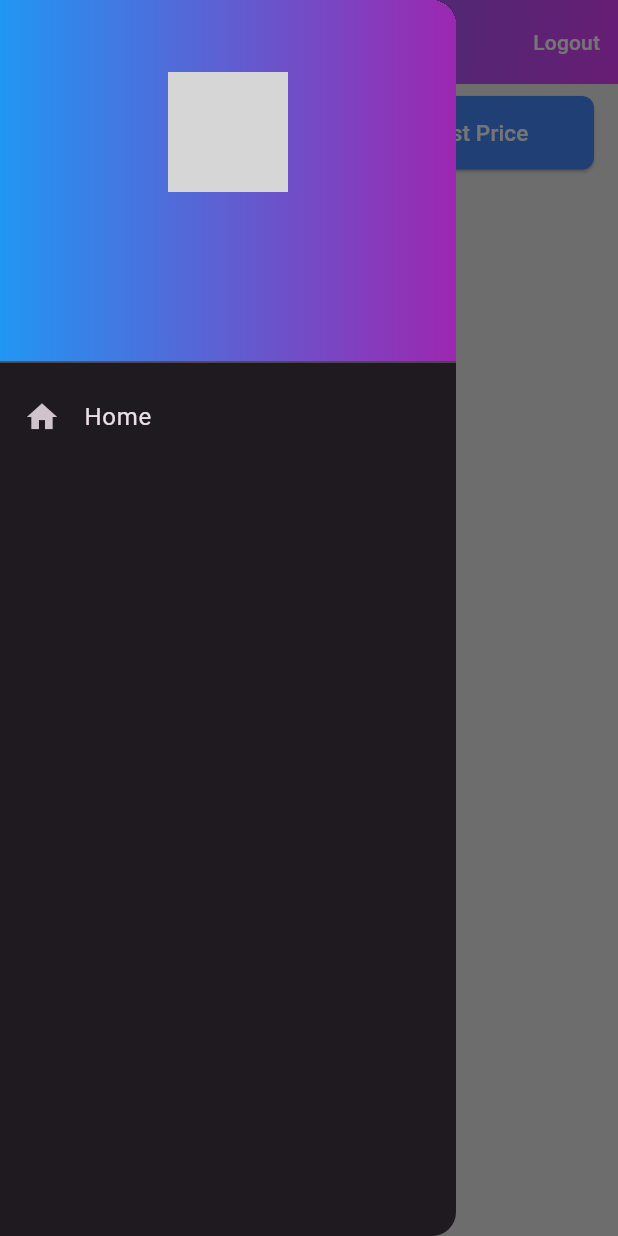
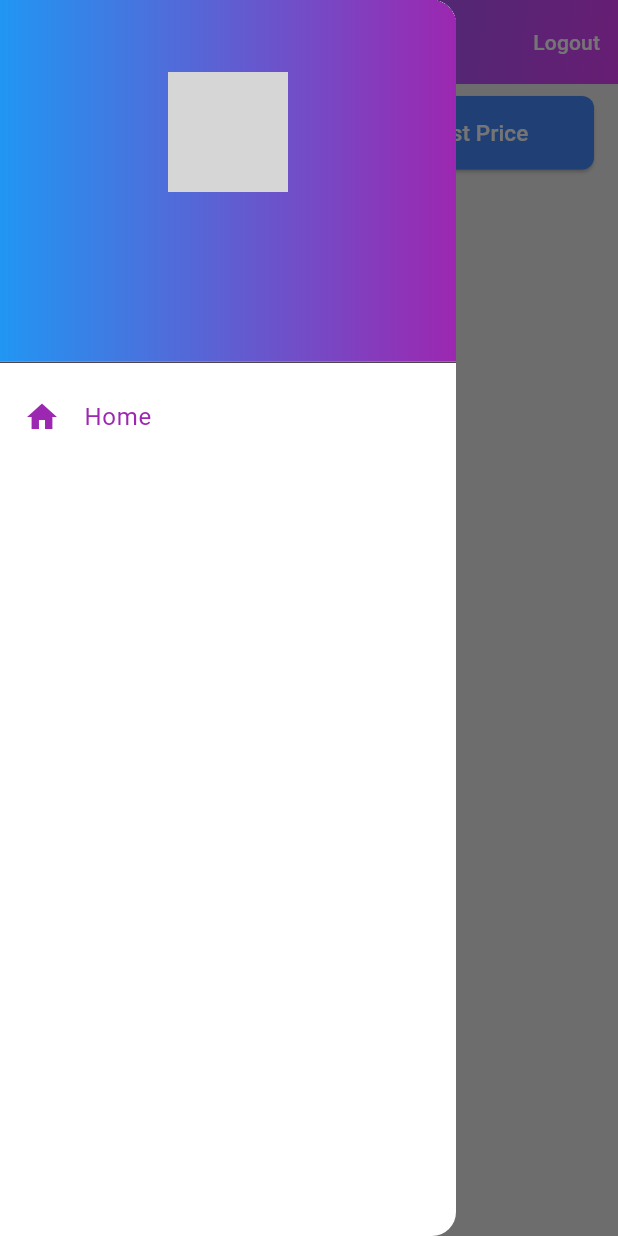
Before and after one commit to rhtmahour/go90Stores, a Flutter app: the MyStore screen opened directly with empty values, with the side drawer open, on a phone screen of 412 x 824 dp. Run offline on Flutter 3.47's test engine with Material 3 defaults, Android fonts, the phone set to English and light mode, and no system bars; our stand-ins replace cloud_firestore, csv, file_picker, firebase_auth, firebase_core, firebase_database and 4 more; accounts and stored records are empty; network calls fail; grey boxes are pictures that could not be loaded.

Commit message:
code on date 08-02-2025

```diff
--- a/lib/mystore.dart
+++ b/lib/mystore.dart
@@ -187,11 +187,14 @@ class _MyStoreState extends State<MyStore> {
         ],
       ),
       drawer: Drawer(
+        backgroundColor: Colors.white,
         child: ListView(
           padding: EdgeInsets.zero,
           children: [
             StoreDrawerHeader(storeId: widget.storeId),
             const ListTile(
+              iconColor: Colors.purple,
+              textColor: Colors.purple,
               leading: Icon(Icons.home),
               title: Text('Home'),
             ),
```
